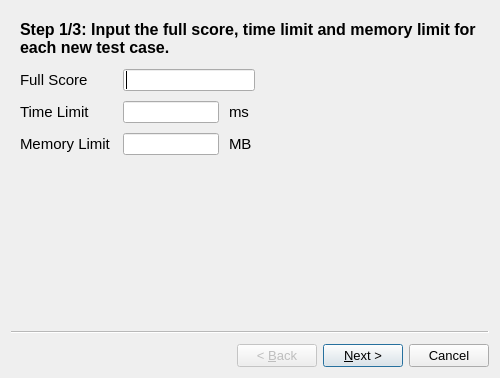
Before: the Qt Designer form forms/addtestcaseswizard.ui in Project-LemonLime/Project_LemonLime, drawn with Qt 5.
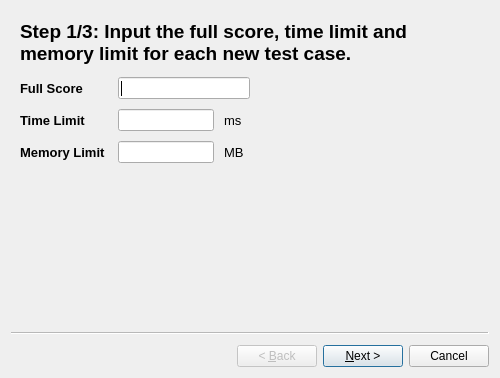
After: the same form once the commit is applied. Icons and pictures are not drawn.

Patch:
```diff
--- a/forms/addtestcaseswizard.ui
+++ b/forms/addtestcaseswizard.ui
@@ -19,9 +19,6 @@
   <property name="windowTitle">
    <string>Add Test Cases</string>
   </property>
-  <property name="styleSheet">
-   <string notr="true">font-size:10pt;</string>
-  </property>
   <widget class="QWizardPage" name="wizardPage1">
    <layout class="QVBoxLayout" name="verticalLayout">
     <property name="spacing">
@@ -29,8 +26,12 @@
     </property>
     <item>
      <widget class="QLabel" name="stepOneLabel">
-      <property name="styleSheet">
-       <string notr="true">font-size:12pt;font-weight:bold;</string>
+      <property name="font">
+       <font>
+        <pointsize>14</pointsize>
+        <weight>75</weight>
+        <bold>true</bold>
+       </font>
       </property>
       <property name="text">
        <string>Step 1/3: Input the full score, time limit and memory limit for each new test case.</string>
@@ -50,8 +51,12 @@
       </property>
       <item row="0" column="0">
        <widget class="QLabel" name="fullScoreLabel">
-        <property name="styleSheet">
-         <string notr="true">font-size:11pt;</string>
+        <property name="font">
+         <font>
+          <pointsize>10</pointsize>
+          <weight>75</weight>
+          <bold>true</bold>
+         </font>
         </property>
         <property name="text">
          <string>Full Score</string>
@@ -74,8 +79,10 @@
             <height>22</height>
            </size>
           </property>
-          <property name="styleSheet">
-           <string notr="true">font-size:11pt;</string>
+          <property name="font">
+           <font>
+            <pointsize>10</pointsize>
+           </font>
           </property>
          </widget>
         </item>
@@ -96,8 +103,12 @@
       </item>
       <item row="1" column="0">
        <widget class="QLabel" name="timeLimitLabel">
-        <property name="styleSheet">
-         <string notr="true">font-size:11pt;</string>
+        <property name="font">
+         <font>
+          <pointsize>10</pointsize>
+          <weight>75</weight>
+          <bold>true</bold>
+         </font>
         </property>
         <property name="text">
          <string>Time Limit</string>
@@ -123,15 +134,19 @@
             <height>22</height>
            </size>
           </property>
-          <property name="styleSheet">
-           <string notr="true">font-size:11pt;</string>
+          <property name="font">
+           <font>
+            <pointsize>10</pointsize>
+           </font>
           </property>
          </widget>
         </item>
         <item>
          <widget class="QLabel" name="msLabel">
-          <property name="styleSheet">
-           <string notr="true">font-size:11pt;</string>
+          <property name="font">
+           <font>
+            <pointsize>10</pointsize>
+           </font>
           </property>
           <property name="text">
            <string>ms</string>
@@ -155,8 +170,12 @@
       </item>
       <item row="2" column="0">
        <widget class="QLabel" name="memoryLimitLabel">
-        <property name="styleSheet">
-         <string notr="true">font-size:11pt;</string>
+        <property name="font">
+         <font>
+          <pointsize>10</pointsize>
+          <weight>75</weight>
+          <bold>true</bold>
+         </font>
         </property>
         <property name="text">
          <string>Memory Limit</string>
@@ -182,15 +201,19 @@
             <height>22</height>
            </size>
           </property>
-          <property name="styleSheet">
-           <string notr="true">font-size:11pt;</string>
+          <property name="font">
+           <font>
+            <pointsize>10</pointsize>
+           </font>
           </property>
          </widget>
         </item>
         <item>
          <widget class="QLabel" name="mbLabel">
-          <property name="styleSheet">
-           <string notr="true">font-size:11pt;</string>
+          <property name="font">
+           <font>
+            <pointsize>10</pointsize>
+           </font>
           </property>
           <property name="text">
            <string>MB</string>
```
Left out of the diff: 56 changed lines with no effect on the pictures.
